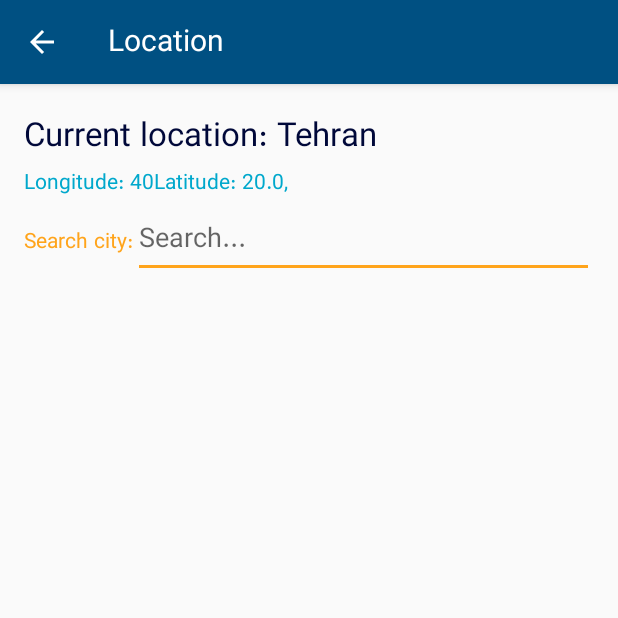
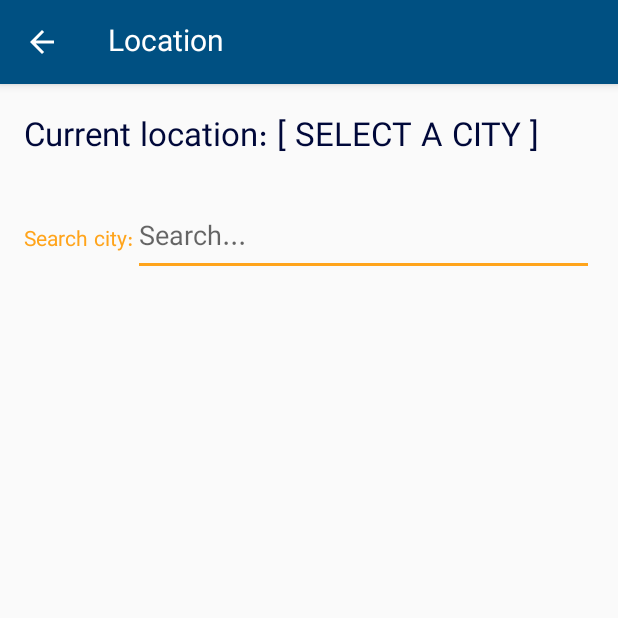
Before and after one commit to sharif-dev/HW1-Weather, an Android app: the screen it shows after launch (LocationActivity), on a phone screen of 412 x 824 dp, the top half of it. Run offline under Robolectric (Android 15) with nearby library versions, the phone set to English and light mode, and no system bars.

Commit message:
check if city is null

```diff
--- a/app/src/main/java/com/sharifdev/weather/LocationActivity.java
+++ b/app/src/main/java/com/sharifdev/weather/LocationActivity.java
@@ -45,10 +45,15 @@ public class LocationActivity extends AppCompatActivity {
             @Override
             public void onComplete(List<City> cities) {
                 City city = cities.get(0);
-
-                currentCity.setText(city.getRealName());
-                latitude.setText(String.format("Latitude: %.2f, ", city.getCoordinates().get(1)));
-                longitude.setText(String.format("Longitude: %.2f, ", city.getCoordinates().get(0)));
+                if (city != null) {
+                    currentCity.setText(city.getRealName());
+                    latitude.setText(String.format("Latitude: %.2f, ", city.getCoordinates().get(1)));
+                    longitude.setText(String.format("Longitude: %.2f, ", city.getCoordinates().get(0)));
+                } else {
+                    currentCity.setText("[ SELECT A CITY ]");
+                    latitude.setText("");
+                    longitude.setText("");
+                }
             }
 
             @Override
--- a/app/src/main/java/com/sharifdev/weather/MainActivity.java
+++ b/app/src/main/java/com/sharifdev/weather/MainActivity.java
@@ -11,11 +11,11 @@ import androidx.appcompat.app.AppCompatActivity;
 import androidx.appcompat.widget.Toolbar;
 
 import com.google.android.material.floatingactionbutton.FloatingActionButton;
+import com.sharifdev.weather.asynctasks.WeatherIconTask;
 import com.sharifdev.weather.datamodels.CityData;
 import com.sharifdev.weather.datamodels.CityDataCallback;
 import com.sharifdev.weather.datamodels.WeatherData;
 import com.sharifdev.weather.datamodels.WeatherDataCallback;
-import com.sharifdev.weather.datamodels.WeatherIconTask;
 import com.sharifdev.weather.models.coordination.City;
 import com.sharifdev.weather.models.weather.WeatherResponse;
 
--- a/app/src/main/java/com/sharifdev/weather/datamodels/WeatherIconTask.java
+++ b/app/src/main/java/com/sharifdev/weather/asynctasks/WeatherIconTask.java
@@ -1,4 +1,4 @@
-package com.sharifdev.weather.datamodels;
+package com.sharifdev.weather.asynctasks;
 
 import android.graphics.Bitmap;
 import android.graphics.BitmapFactory;
```
